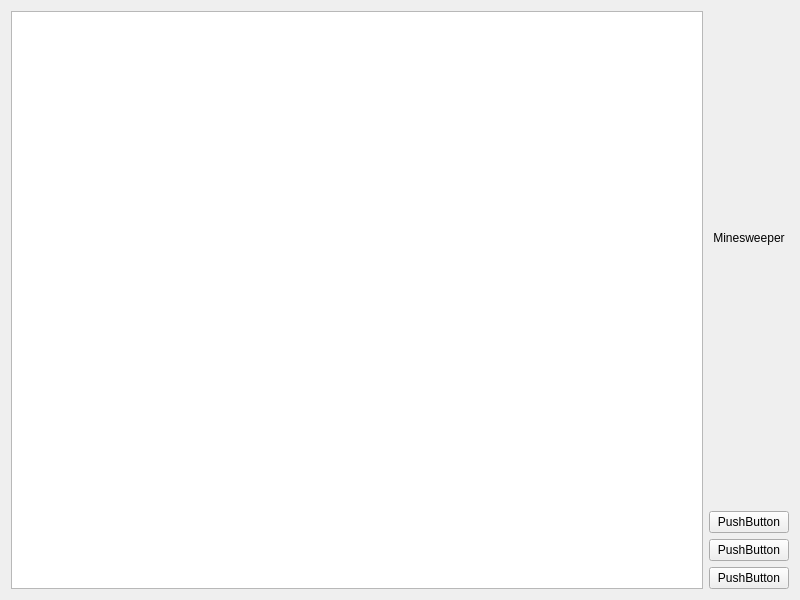
First picture: the form in minesweeperview.ui, repository colajam93/Minesweeper, before the edit.
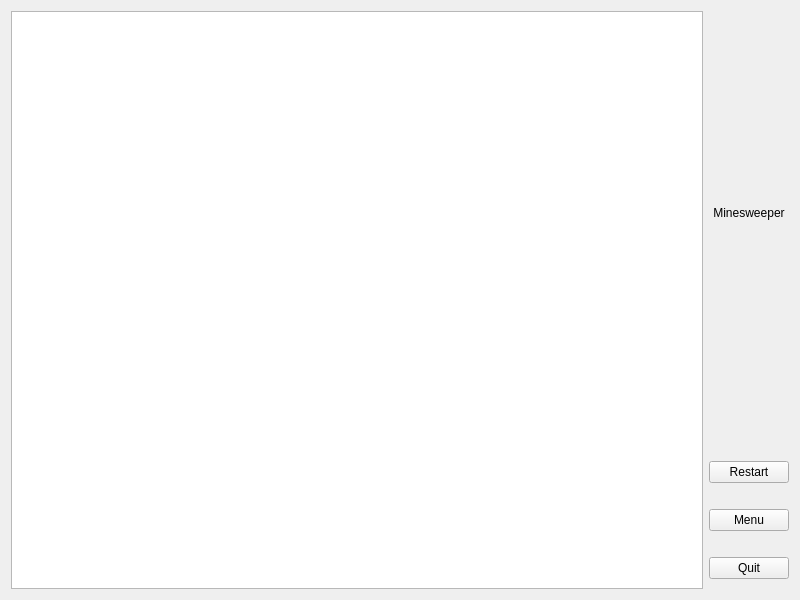
Second picture: the form after the edit.

Commit message: changed Minesweeper View Ui

Diff of the .ui file:
```diff
--- a/minesweeperview.ui
+++ b/minesweeperview.ui
@@ -61,24 +61,72 @@
      <item>
       <widget class="QPushButton" name="newButton">
        <property name="text">
-        <string>PushButton</string>
+        <string>Restart</string>
        </property>
       </widget>
      </item>
      <item>
-      <widget class="QPushButton" name="changeButton">
+      <spacer name="verticalSpacer_2">
+       <property name="orientation">
+        <enum>Qt::Vertical</enum>
+       </property>
+       <property name="sizeType">
+        <enum>QSizePolicy::Preferred</enum>
+       </property>
+       <property name="sizeHint" stdset="0">
+        <size>
+         <width>20</width>
+         <height>20</height>
+        </size>
+       </property>
+      </spacer>
+     </item>
+     <item>
+      <widget class="QPushButton" name="menuButton">
        <property name="text">
-        <string>PushButton</string>
+        <string>Menu</string>
        </property>
       </widget>
      </item>
+     <item>
+      <spacer name="verticalSpacer_3">
+       <property name="orientation">
+        <enum>Qt::Vertical</enum>
+       </property>
+       <property name="sizeType">
+        <enum>QSizePolicy::Preferred</enum>
+       </property>
+       <property name="sizeHint" stdset="0">
+        <size>
+         <width>20</width>
+         <height>20</height>
+        </size>
+       </property>
+      </spacer>
+     </item>
      <item>
       <widget class="QPushButton" name="quitButton">
        <property name="text">
-        <string>PushButton</string>
+        <string>Quit</string>
        </property>
       </widget>
      </item>
+     <item>
+      <spacer name="verticalSpacer_4">
+       <property name="orientation">
+        <enum>Qt::Vertical</enum>
+       </property>
+       <property name="sizeType">
+        <enum>QSizePolicy::Preferred</enum>
+       </property>
+       <property name="sizeHint" stdset="0">
+        <size>
+         <width>20</width>
+         <height>10</height>
+        </size>
+       </property>
+      </spacer>
+     </item>
     </layout>
    </item>
   </layout>
```
Left out of the diff: 2 changed lines with no effect on the pictures.
